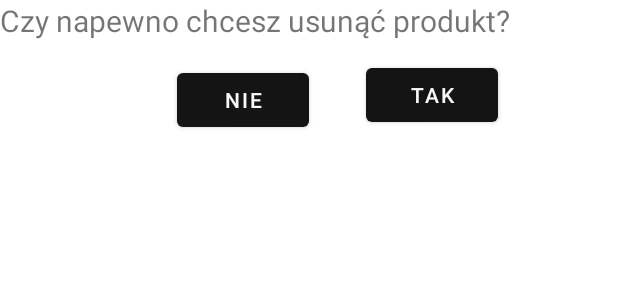
After one commit to Mroxny/MyFridge, an Android app: the layout remove_product_dialog_layout.xml on its own in the app's theme, with its tools: preview values and no code run, on a phone screen of 412 x 824 dp. The commit adds this screen. Shown: the top 300 px of the screen. Run offline under Robolectric (Android 15) with nearby library versions, the phone set to English and light mode, and no system bars.

Commit message:
Update 26.10.2021
-deleting products

```diff
--- /dev/null
+++ b/app/src/main/res/layout/remove_product_dialog_layout.xml
@@ -0,0 +1,37 @@
+<?xml version="1.0" encoding="utf-8"?>
+<androidx.constraintlayout.widget.ConstraintLayout xmlns:android="http://schemas.android.com/apk/res/android"
+    xmlns:app="http://schemas.android.com/apk/res-auto"
+    android:layout_width="match_parent"
+    android:layout_height="match_parent">
+
+    <TextView
+        android:id="@+id/textView3"
+        android:layout_width="match_parent"
+        android:layout_height="wrap_content"
+        android:text="Czy napewno chcesz usunąć produkt?"
+        android:textSize="20sp"
+        app:layout_constraintEnd_toEndOf="parent"
+        app:layout_constraintStart_toStartOf="parent"
+        app:layout_constraintTop_toTopOf="parent" />
+
+    <Button
+        android:id="@+id/button_yes"
+        android:layout_width="wrap_content"
+        android:layout_height="wrap_content"
+        android:layout_marginTop="12dp"
+        android:layout_marginEnd="80dp"
+        android:text="tak"
+        app:layout_constraintEnd_toEndOf="parent"
+        app:layout_constraintTop_toBottomOf="@+id/textView3" />
+
+    <Button
+        android:id="@+id/button_no"
+        android:layout_width="wrap_content"
+        android:layout_height="wrap_content"
+        android:layout_marginStart="80dp"
+        android:layout_marginTop="15dp"
+        android:text="nie"
+        app:layout_constraintEnd_toStartOf="@+id/button_yes"
+        app:layout_constraintStart_toStartOf="parent"
+        app:layout_constraintTop_toBottomOf="@+id/textView3" />
+</androidx.constraintlayout.widget.ConstraintLayout>
```
Also changed, not shown: app/src/main/java/com/mroxny/myfridge/MainActivity.java (+31 -7 lines), app/src/main/java/com/mroxny/myfridge/ProductAdapter.java (+6 -3 lines), app/src/main/java/com/mroxny/myfridge/SimpleDialog.java (added, +31 -0 lines), app/src/main/res/layout/add_product_layout.xml (+1 -40 lines), app/src/main/res/layout/icons_buttons_layout.xml (added, +42 -0 lines).
